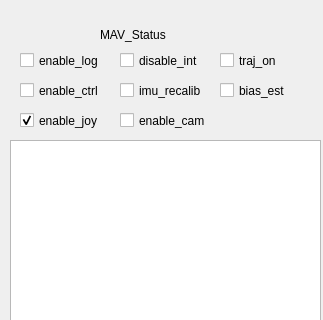
Above: src/rqt_quadcoptergui/QuadCopterwidget.ui from garimellagowtham/rqt_quadcoptergui before the change; both pictures show x 0 to 323 and y 0 to 320 of the 323 by 513 pixel window. Below: the same form after it.
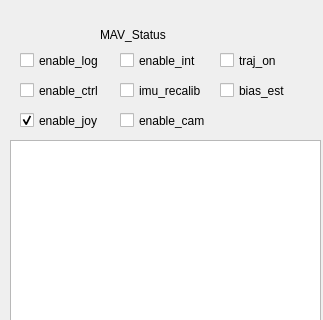
That is the form after the change.

Commit message: removed cout statement and changed label of enable_int in QTGUI

Diff of the .ui file:
```diff
--- a/src/rqt_quadcoptergui/QuadCopterwidget.ui
+++ b/src/rqt_quadcoptergui/QuadCopterwidget.ui
@@ -137,7 +137,7 @@
     </rect>
    </property>
    <property name="text">
-    <string>disable_int</string>
+    <string>enable_int</string>
    </property>
   </widget>
   <widget class="QCheckBox" name="log_checkbox">
```
The commit also changes 1 other file.
